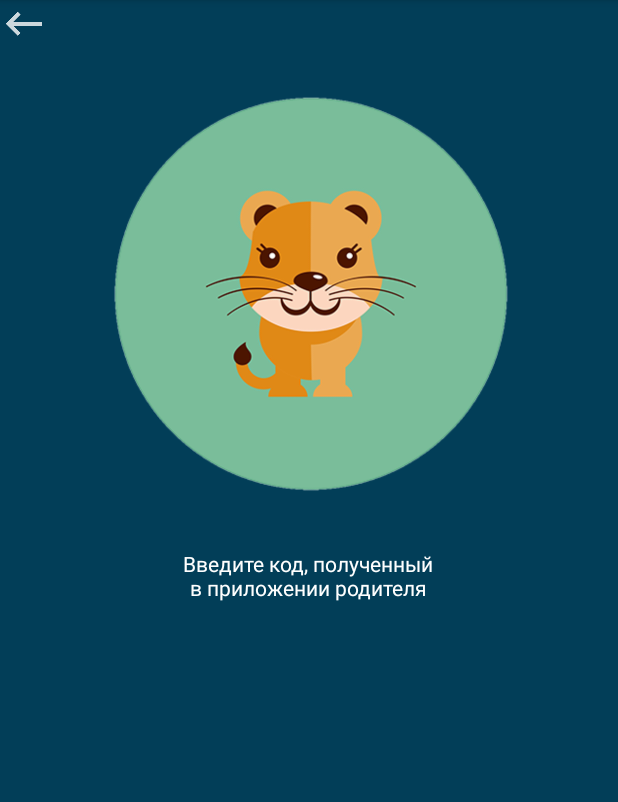
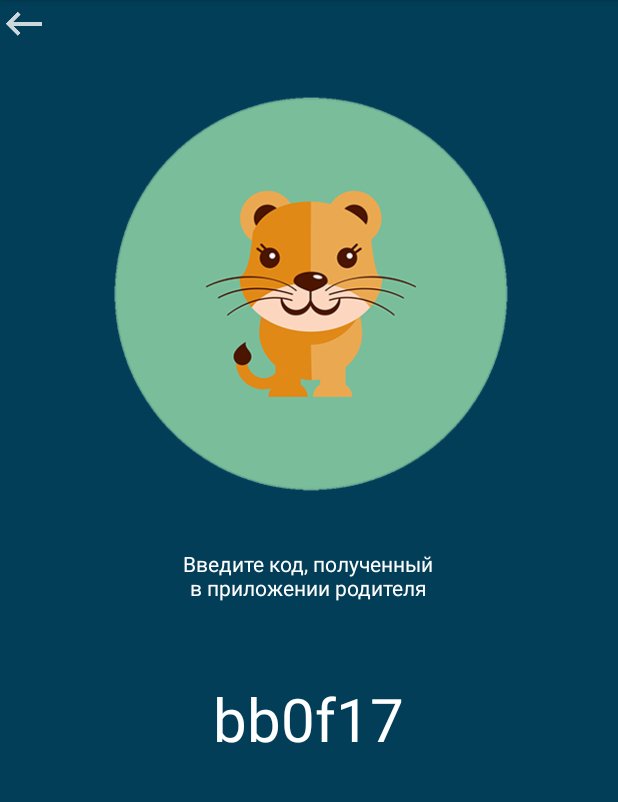
Before and after one commit to LocationLab/I-mhere, an Android app: the screen it shows after launch (Child), after a tap on "ТЕЛЕФОН РЕБЕНКА", on a phone screen of 412 x 824 dp, the part 84-886 px from its top. Run offline under Robolectric (Android 15) with nearby library versions, the light colour scheme and no system bars; our stand-ins replace Firebase (no records; nobody signed in at launch, a user with empty details on screens opened directly).

Commit message:
New Features
Add some new features, which help to develop appication

```diff
--- a/app/build.gradle
+++ b/app/build.gradle
@@ -42,6 +42,8 @@ dependencies {
     compile 'com.google.android.gms:play-services-auth:11.0.2'
     compile 'com.google.firebase:firebase-auth:11.0.2'
     compile 'com.android.support:appcompat-v7:25.3.1'
+    compile 'com.android.support:cardview-v7:25.3.1'
+
     compile 'com.android.support.constraint:constraint-layout:1.0.2'
     compile 'com.android.support:design:25.3.1'
     compile 'com.android.support:support-v4:25.3.1'
@@ -49,5 +51,6 @@ dependencies {
     compile 'com.android.support:cardview-v7:25.3.1'
     compile 'com.android.support:recyclerview-v7:25.3.1'
     testCompile 'junit:junit:4.12'
+    compile 'com.google.android.gms:play-services-maps:11.0.2'
 }
 apply plugin: 'com.google.gms.google-services'
--- a/app/src/main/AndroidManifest.xml
+++ b/app/src/main/AndroidManifest.xml
@@ -15,7 +15,7 @@
         android:theme="@style/AppTheme">
         <meta-data
             android:name="com.google.android.geo.API_KEY"
-            android:value="ee" />
+            android:value="AIzaSyAQx3A3RmW4VpbSBVZSZX4h4xLSfU9C624" />
 
         <activity android:name=".activity.MainActivity">
             <intent-filter>
--- a/app/src/main/java/com/asergeev/imhere/activity/Child.java
+++ b/app/src/main/java/com/asergeev/imhere/activity/Child.java
@@ -1,13 +1,23 @@
 package com.asergeev.imhere.activity;
 
 import android.content.Intent;
+import android.content.SharedPreferences;
 import android.os.Bundle;
 import android.support.v7.app.AppCompatActivity;
+import android.util.Log;
 import android.view.View;
 import android.widget.Button;
 import android.widget.ImageButton;
+import android.widget.TextView;
 
 import com.asergeev.imhere.R;
+import com.asergeev.imhere.app.Config;
+import com.google.firebase.database.DatabaseReference;
+import com.google.firebase.database.FirebaseDatabase;
+
+import java.util.Random;
+import java.util.StringTokenizer;
+import java.util.UUID;
 
 /**
  * Created by Andrey on 08.07.2017.
@@ -15,21 +25,37 @@ import com.asergeev.imhere.R;
 
 public class Child extends AppCompatActivity {
     ImageButton imageButton;
-    Button button;
+    TextView textView;
+
+
     @Override
     protected void onCreate(Bundle savedInstanceState) {
         super.onCreate(savedInstanceState);
         setContentView(R.layout.child);
-
+        String a =  generateString();
+        Log.e("IDa",a);
+        textView = (TextView)findViewById(R.id.id);
         imageButton = (ImageButton) findViewById(R.id.imageButton);
         imageButton.setOnClickListener(new View.OnClickListener() {
             @Override
             public void onClick(View v) {
                 Intent intent = new Intent(Child.this, MainActivity.class);
                 startActivity(intent);
+
             }
         });
+        SharedPreferences pref = getApplicationContext().getSharedPreferences(Config.SHARED_PREF, 0);
+        String regId = pref.getString("regId", null);
 
+        FirebaseDatabase database = FirebaseDatabase.getInstance();
+        DatabaseReference myRef = database.getReference("codes");
+        myRef.child(a).child("tokenID").setValue(regId);
+        textView.setText(a);
+    }
+    public static String generateString() {
+        String uuid = UUID.randomUUID().toString().replace("-","").substring(0,6);
+        return uuid;
     }
 
+
 }
--- a/app/src/main/java/com/asergeev/imhere/activity/MainActivity.java
+++ b/app/src/main/java/com/asergeev/imhere/activity/MainActivity.java
@@ -5,6 +5,8 @@ import android.content.Context;
 import android.content.Intent;
 import android.content.IntentFilter;
 import android.content.SharedPreferences;
+import android.content.pm.PackageManager;
+import android.support.v4.app.ActivityCompat;
 import android.support.v4.content.LocalBroadcastManager;
 import android.support.v7.app.AppCompatActivity;
 import android.os.Bundle;
@@ -15,9 +17,12 @@ import android.widget.Button;
 import android.widget.TextView;
 import android.widget.Toast;
 
+import com.asergeev.imhere.Manifest;
 import com.asergeev.imhere.R;
 import com.asergeev.imhere.app.Config;
 import com.asergeev.imhere.util.NotificationUtils;
+import com.google.firebase.auth.FirebaseAuth;
+import com.google.firebase.auth.FirebaseUser;
 import com.google.firebase.database.DatabaseReference;
 import com.google.firebase.database.FirebaseDatabase;
 import com.google.firebase.messaging.FirebaseMessaging;
@@ -28,13 +33,15 @@ public class MainActivity extends AppCompatActivity {
     private static final String TAG = MainActivity.class.getSimpleName();
     private BroadcastReceiver mRegistrationBroadcastReceiver;
     private TextView txtRegId, txtMessage;
-
+    private FirebaseAuth mAuth;
     @Override
     protected void onCreate(Bundle savedInstanceState) {
         super.onCreate(savedInstanceState);
+        mAuth = FirebaseAuth.getInstance();
 
-
-
+        FirebaseUser currentUser = mAuth.getCurrentUser();
+        if (currentUser == null) {
+            // No user is signed in
             setContentView(R.layout.activity_main);
 
             child = (Button) findViewById(R.id.angry_btn);
@@ -81,10 +88,73 @@ public class MainActivity extends AppCompatActivity {
             };
             displayFirebaseRegId();
 
+            ActivityCompat.requestPermissions(MainActivity.this,
+
+                    new String[]{
+
+                            android.Manifest.permission.ACCESS_FINE_LOCATION
+
+                    },
+
+                    1);
             // Fetches reg id from shared preferences
             // and displays on the screen
 
+        } else {
+            // User logged in
+            Intent intent = new Intent(MainActivity.this, Drawer.class);
+            startActivity(intent);
+            finish();
+
         }
+
+
+
+    }
+    @Override
+
+    public void onRequestPermissionsResult(int requestCode,
+
+                                           String permissions[], int[] grantResults) {
+
+        switch (requestCode) {
+
+            case 1: {
+
+
+
+                // If request is cancelled, the result arrays are empty.
+
+                if (grantResults.length > 0
+
+                        && grantResults[0] == PackageManager.PERMISSION_GRANTED) {
+
+
+
+                    // permission was granted, yay!
+
+                } else {
+
+
+
+                    // permission denied, boo!
+
+                    Toast.makeText(MainActivity.this, "Permission denied to write your External storage", Toast.LENGTH_SHORT).show();
+
+                }
+
+                return;
+
+            }
+
+
+
+
+
+        }
+
+    }
+
     private void displayFirebaseRegId() {
         SharedPreferences pref = getApplicationContext().getSharedPreferences(Config.SHARED_PREF, 0);
         String regId = pref.getString("regId", null);
--- a/app/src/main/res/layout/child.xml
+++ b/app/src/main/res/layout/child.xml
@@ -36,4 +36,15 @@
         android:layout_above="@+id/textView2"
         android:layout_below="@+id/imageButton" />
 
+    <TextView
+        android:id="@+id/id"
+        android:layout_width="wrap_content"
+        android:layout_height="wrap_content"
+        android:layout_below="@+id/textView2"
+        android:layout_centerHorizontal="true"
+        android:layout_marginTop="48dp"
+        android:textSize="40dp"
+        android:textColor="@color/cardview_light_background"
+        android:text="" />
+
 </RelativeLayout>
--- a/app/src/main/res/layout/nav_header_main.xml
+++ b/app/src/main/res/layout/nav_header_main.xml
@@ -13,10 +13,11 @@
 
 
     <TextView
+        android:id="@+id/name"
         android:layout_width="match_parent"
         android:layout_height="wrap_content"
         android:paddingTop="@dimen/nav_header_vertical_spacing"
-        android:text="I'm here"
+        android:text=""
         android:textAppearance="?android:textAppearanceLarge" />
 
 </LinearLayout>
```
Also changed, not shown: app/src/main/java/com/asergeev/imhere/activity/Drawer.java (+21 -1 lines), app/src/main/java/com/asergeev/imhere/activity/Menu1.java (+115 -1 lines), app/src/main/res/layout/card_item.xml (added, +19 -0 lines), app/src/main/res/layout/fragment_menu_1.xml (+14 -8 lines), app/src/main/res/raw/map.json (added, +233 -0 lines), app/src/main/res/drawable-xxxhdpi/line.png (added). Lines whose indentation alone changed are shown as unchanged.
